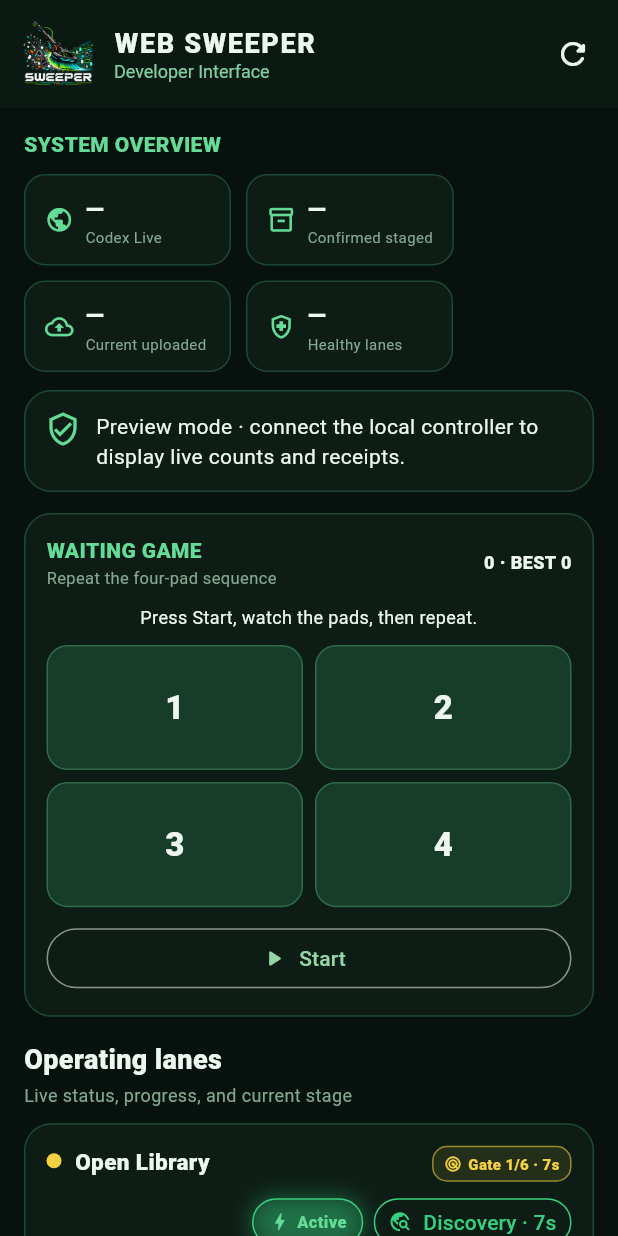
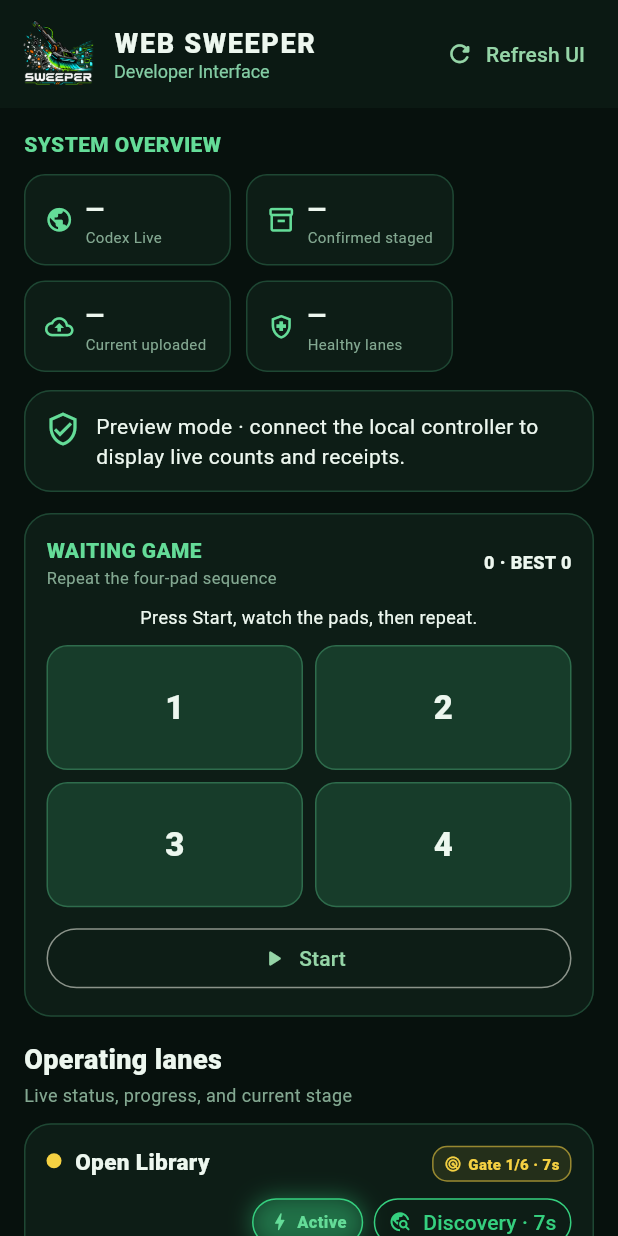
Before and after one commit to jesusnewapp/sweeper-v2, a Flutter app: the screen it shows after launch, on a phone screen of 412 x 824 dp. Run offline on Flutter 3.47's test engine with Material 3 defaults, Android fonts, the phone set to English and light mode, and no system bars; our stand-ins replace just_audio, shared_preferences, video_player; network calls fail.

Commit message:
Add explicit live UI refresh

```diff
--- a/goodies/developer_interface/flutter/lib/main.dart
+++ b/goodies/developer_interface/flutter/lib/main.dart
@@ -267,7 +267,10 @@ class _DeveloperDashboardState extends State<DeveloperDashboard> {
     await _connect(quiet: true);
   }
 
-  Future<void> _connect({bool quiet = false}) async {
+  Future<void> _connect({
+    bool quiet = false,
+    bool resetUiObservations = false,
+  }) async {
     if (_connecting) return;
     setState(() {
       _connecting = true;
@@ -305,6 +308,11 @@ class _DeveloperDashboardState extends State<DeveloperDashboard> {
         _confirmedStaged =
             (payload['confirmedStaged'] as num?)?.toInt() ?? _confirmedStaged;
         if (parsedModels != null) {
+          if (resetUiObservations) {
+            _progressObservations.clear();
+            _stageObservations.clear();
+            _loggedProgressObservations.clear();
+          }
           _syncProgressObservations(parsedModels);
           _models = parsedModels;
           _hasLiveData = true;
@@ -483,10 +491,18 @@ class _DeveloperDashboardState extends State<DeveloperDashboard> {
           ],
         ),
         actions: [
-          IconButton(
-            tooltip: 'Refresh status',
-            onPressed: _connecting ? null : _connect,
-            icon: const Icon(Icons.refresh_rounded),
+          TextButton.icon(
+            key: const ValueKey('refresh-ui-button'),
+            onPressed: _connecting
+                ? null
+                : () => _connect(resetUiObservations: true),
+            icon: _connecting
+                ? const SizedBox.square(
+                    dimension: 16,
+                    child: CircularProgressIndicator(strokeWidth: 2),
+                  )
+                : const Icon(Icons.refresh_rounded, size: 19),
+            label: const Text('Refresh UI'),
           ),
           const SizedBox(width: 6),
         ],
```
Also changed, not shown: 1 other file.
